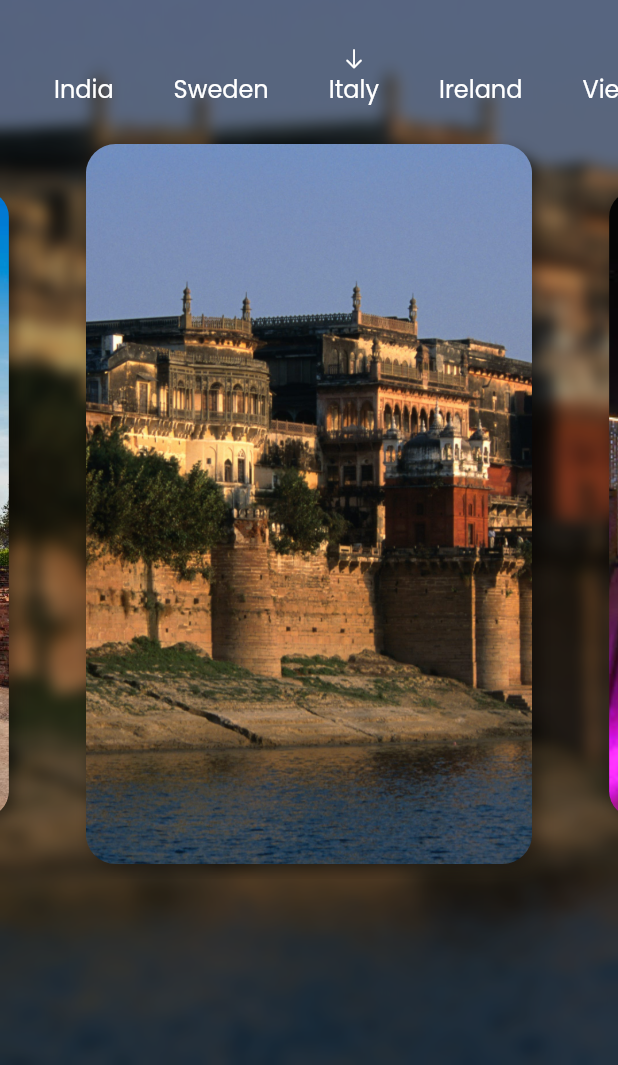
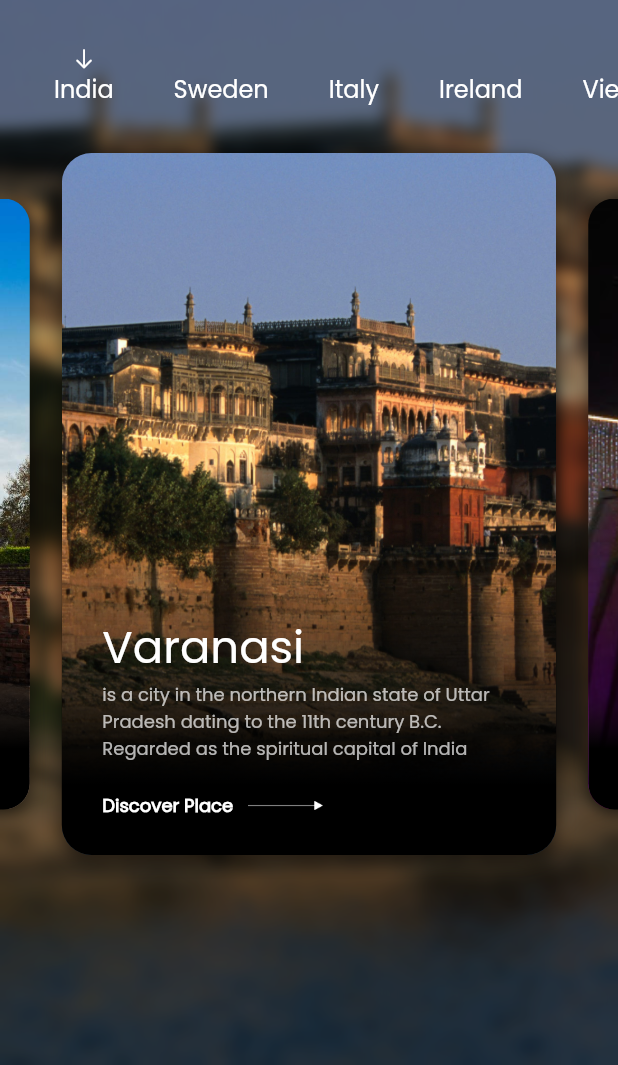
Before and after one commit to aman1210/FlutterUIChallenge, a Flutter app: the screen it shows after launch, swiped to page 3, on a phone screen of 412 x 824 dp, the part 171-1236 px from its top. Run offline on Flutter 3.47's test engine with Material 2 defaults, Android fonts, the phone set to English and light mode, and no system bars; drawn by our look-alikes of carousel_slider; our stand-ins replace line_awesome_icons, simple_animations.

Commit message:
adding image card

```diff
--- a/Travel App/lib/Screens/homepage.dart
+++ b/Travel App/lib/Screens/homepage.dart
@@ -1,11 +1,12 @@
 import 'dart:ui';
 
+import 'package:flutter/material.dart';
+import 'package:flutter/cupertino.dart';
 import 'package:carousel_slider/carousel_slider.dart';
-import 'package:flutter/cupertino.dart';
-import 'package:flutter/material.dart';
-import 'package:flutter/rendering.dart';
+
 import 'package:travel_app/widgets/background.dart';
 import 'package:travel_app/widgets/homescreenAppBar.dart';
+import 'package:travel_app/widgets/imageCard.dart';
 
 class HomePage extends StatefulWidget {
   @override
@@ -44,7 +45,35 @@
           Column(
             children: [
               HomeScreenAppBar(),
-              Container(
+              countryList(size),
+              CarouselSlider.builder(
+                options: CarouselOptions(
+                  enableInfiniteScroll: false,
+                  aspectRatio: 3 / 4,
+                  height: 500,
+                  viewportFraction: 0.8,
+                  pageSnapping: true,
+                  enlargeCenterPage: true,
+                  onPageChanged: (index, reason) {
+                    setState(() {
+                      currentImage = images[index];
+                    });
+                  },
+                ),
+                itemCount: images.length,
+                itemBuilder: (context, index) {
+                  return ImageCard(size: size, image: images[index]);
+                },
+              ),
+            ],
+          ),
+        ],
+      ),
+    );
+  }
+
+  Container countryList(Size size) {
+    return Container(
       padding: const EdgeInsets.symmetric(vertical: 10),
       margin: const EdgeInsets.only(left: 16),
       width: size.width,
@@ -63,66 +92,29 @@
                   : SizedBox(
                       height: 16,
                     ),
-                        buildCountry(countries[index]),
+              buildCountry(countries[index], index),
             ],
           );
         },
         itemCount: countries.length,
       ),
-              ),
-              CarouselSlider.builder(
-                options: CarouselOptions(
-                  aspectRatio: 3 / 4,
-                  height: 500,
-                  viewportFraction: 0.8,
-                  pageSnapping: true,
-                  enlargeCenterPage: true,
-                  onPageChanged: (index, reason) {
+    );
+  }
+
+  InkWell buildCountry(String name, int index) {
+    return InkWell(
+      onTap: () {
         setState(() {
-                      currentImage = images[index];
           currentCountry = index;
         });
       },
-                ),
-                itemCount: images.length,
-                itemBuilder: (context, index) {
-                  return Container(
-                    width: size.width,
-                    margin: const EdgeInsets.symmetric(
-                        horizontal: 16, vertical: 10),
-                    decoration: BoxDecoration(
-                      image: DecorationImage(
-                        fit: BoxFit.cover,
-                        image: AssetImage(
-                          images[index],
-                        ),
-                      ),
-                      borderRadius: BorderRadius.circular(20),
-                      boxShadow: [
-                        BoxShadow(
-                          blurRadius: 8,
-                          color: Colors.black38,
-                          offset: Offset(4, 4),
-                        ),
-                      ],
-                    ),
-                  );
-                },
-              ),
-            ],
-          ),
-        ],
-      ),
-    );
-  }
-
-  Padding buildCountry(String name) {
-    return Padding(
+      child: Padding(
         padding: const EdgeInsets.symmetric(horizontal: 20.0),
         child: Text(
           name,
-        style:
-            TextStyle(fontSize: 16, color: Colors.white, fontFamily: 'Poppins'),
+          style: TextStyle(
+              fontSize: 16, color: Colors.white, fontFamily: 'Poppins'),
+        ),
       ),
     );
   }
--- /dev/null
+++ b/Travel App/lib/widgets/imageCard.dart
@@ -0,0 +1,97 @@
+import 'package:flutter/material.dart';
+
+class ImageCard extends StatelessWidget {
+  const ImageCard({
+    Key key,
+    @required this.size,
+    @required this.image,
+  }) : super(key: key);
+
+  final Size size;
+  final String image;
+
+  @override
+  Widget build(BuildContext context) {
+    return Container(
+      width: size.width,
+      margin: const EdgeInsets.symmetric(vertical: 16),
+      decoration: BoxDecoration(
+        image: DecorationImage(
+          fit: BoxFit.cover,
+          image: AssetImage(
+            image,
+          ),
+        ),
+        borderRadius: BorderRadius.circular(20),
+        boxShadow: [
+          BoxShadow(
+            blurRadius: 10,
+            color: Colors.black54,
+            offset: Offset(0, 4),
+          ),
+        ],
+      ),
+      child: Container(
+        alignment: Alignment.bottomLeft,
+        padding: const EdgeInsets.symmetric(vertical: 24, horizontal: 27),
+        height: 200,
+        decoration: BoxDecoration(
+          borderRadius: BorderRadius.circular(20),
+          gradient: LinearGradient(
+              begin: Alignment.topCenter,
+              end: Alignment.bottomCenter,
+              colors: [
+                Colors.transparent,
+                Colors.black,
+              ],
+              stops: [
+                0.5,
+                0.9
+              ]),
+        ),
+        child: Column(
+          mainAxisSize: MainAxisSize.min,
+          crossAxisAlignment: CrossAxisAlignment.start,
+          children: [
+            Text(
+              'Varanasi',
+              style: TextStyle(
+                fontSize: 30,
+                color: Colors.white,
+                fontFamily: 'Poppins',
+              ),
+            ),
+            Text(
+              'is a city in the northern Indian state of Uttar Pradesh dating to the 11th century B.C. Regarded as the spiritual capital of India',
+              style: TextStyle(
+                  color: Colors.white70, fontFamily: 'Poppins', fontSize: 12),
+            ),
+            SizedBox(
+              height: 20,
+            ),
+            Row(
+              children: [
+                Text(
+                  'Discover Place',
+                  style: TextStyle(
+                    fontSize: 12,
+                    color: Colors.white,
+                    fontWeight: FontWeight.bold,
+                    fontFamily: 'Poppins',
+                  ),
+                ),
+                SizedBox(
+                  width: 10,
+                ),
+                Image.asset(
+                  'assets/images/arrow.png',
+                  width: 50,
+                ),
+              ],
+            )
+          ],
+        ),
+      ),
+    );
+  }
+}
```
Also changed, not shown: Travel App/assets/images/arrow.png (added). Lines whose indentation alone changed are shown as unchanged.
